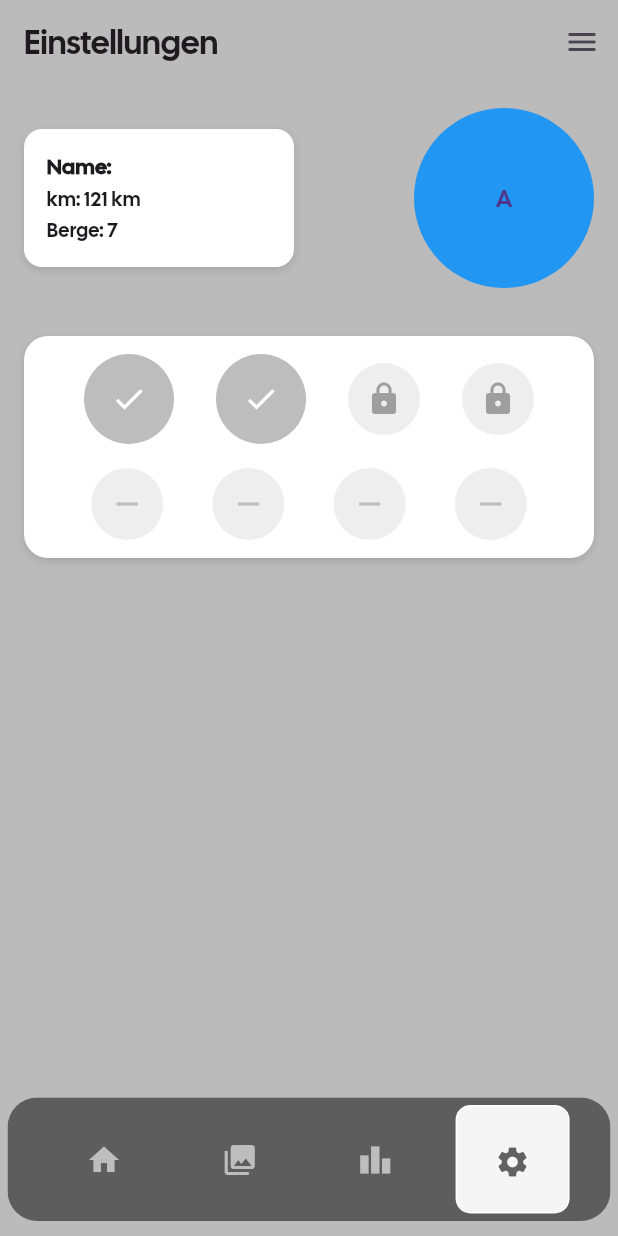
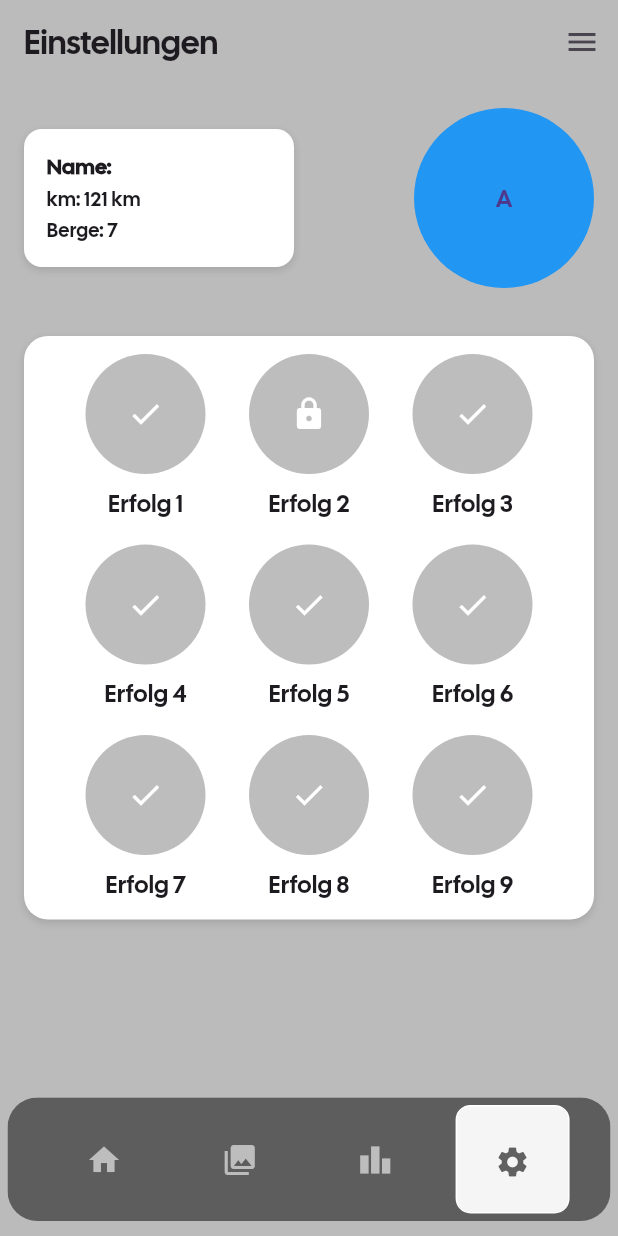
Before and after one commit to BlJanosch/Hermes, a Flutter app: the Settings screen opened directly, on a phone screen of 412 x 824 dp. Run offline on Flutter 3.47's test engine with Material 3 defaults, Android fonts, the phone set to English and light mode, and no system bars; drawn by our look-alikes of google_nav_bar; our stand-ins replace flutter_map, flutter_svg, geolocator, latlong2; missing offline and left inert: flutter_map_location_marker.

```diff
--- a/src/frontend/hermes/lib/components/erfolgcircle.dart
+++ b/src/frontend/hermes/lib/components/erfolgcircle.dart
@@ -1,14 +1,28 @@
 import 'package:flutter/material.dart';
 
 class Erfolgcircle extends StatelessWidget {
-  const Erfolgcircle({super.key});
+  final IconData icon;
+  final String text;
+
+  const Erfolgcircle({super.key, required this.icon, required this.text});
 
   @override
   Widget build(BuildContext context) {
-    return CircleAvatar(
-                radius: 30,
-                backgroundColor: Colors.grey[400],
-                child: Icon(Icons.check, color: Colors.white),
-              );
+    return Column(
+      mainAxisSize: MainAxisSize.min,
+      children: [
+        CircleAvatar(
+          radius: 40,
+          backgroundColor: Colors.grey[400],
+          child: Icon(icon, color: Colors.white),
+        ),
+        const SizedBox(height: 8),
+        Text(
+          text,
+          style: const TextStyle(fontSize: 16),
+          textAlign: TextAlign.center,
+        ),
+      ],
+    );
   }
 }
--- a/src/frontend/hermes/lib/pages/settings.dart
+++ b/src/frontend/hermes/lib/pages/settings.dart
@@ -100,33 +100,28 @@ class _SettingsState extends State<Settings> {
             mainAxisAlignment: MainAxisAlignment.spaceEvenly,
             children: [
               // Unlocked achievement (shaded)
-              Erfolgcircle(),
+              Erfolgcircle(icon: Icons.check, text: 'Erfolg 1'),
               // Unlocked achievement (shaded)
-              Erfolgcircle(),
+              Erfolgcircle(icon: Icons.lock, text: 'Erfolg 2'),
               // Locked achievement
-              CircleAvatar(
-                radius: 24,
-                backgroundColor: Colors.grey[200],
-                child: Icon(Icons.lock, color: Colors.grey),
-              ),
+              Erfolgcircle(icon: Icons.check, text: 'Erfolg 3'),
               // Locked achievement
-              CircleAvatar(
-                radius: 24,
-                backgroundColor: Colors.grey[200],
-                child: Icon(Icons.lock, color: Colors.grey),
-              ),
             ],
               ),
               SizedBox(height: 16),
               Row(
             mainAxisAlignment: MainAxisAlignment.spaceEvenly,
             children: List.generate(
-              4,
-              (index) => CircleAvatar(
-                radius: 24,
-                backgroundColor: Colors.grey[200],
-                child: Icon(Icons.remove, color: Colors.grey[400]),
+              3,
+              (index) => Erfolgcircle(icon: Icons.check, text: 'Erfolg ${index + 4}'),
+            ),
               ),
+            SizedBox(height: 16),
+              Row(
+            mainAxisAlignment: MainAxisAlignment.spaceEvenly,
+            children: List.generate(
+              3,
+              (index) => Erfolgcircle(icon: Icons.check, text: 'Erfolg ${index + 7}'),
             ),
               ),
             ],
```
